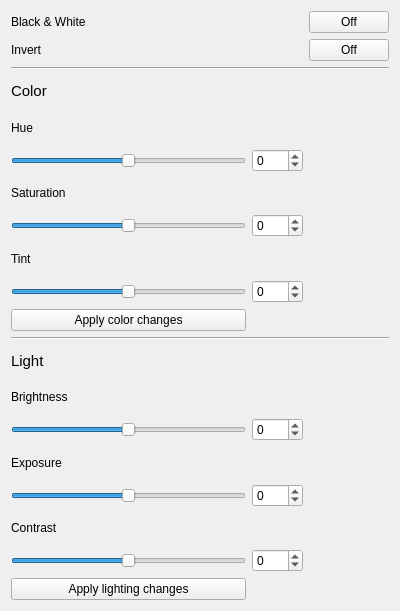
Above: Palette/ColorControls.ui from JosefNatanael/ThePhotoEditor before the change. Below: the same form after it.
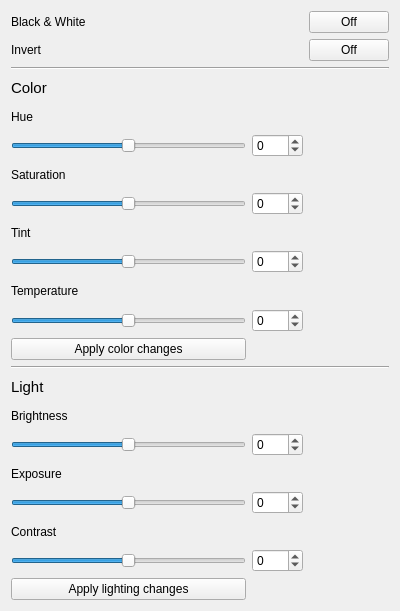
That is the form after the change.

Commit message: Added temperature and tint filters

```diff
--- a/Palette/ColorControls.ui
+++ b/Palette/ColorControls.ui
@@ -14,21 +14,22 @@
    <string>Form</string>
   </property>
   <layout class="QGridLayout" name="gridLayout">
-   <item row="16" column="1">
-    <widget class="QSpinBox" name="exposureSpinBox">
-     <property name="minimum">
-      <number>-50</number>
+   <item row="0" column="2">
+    <widget class="QPushButton" name="bnwButton">
+     <property name="text">
+      <string>Off</string>
      </property>
-     <property name="maximum">
-      <number>50</number>
+    </widget>
+   </item>
+   <item row="10" column="0">
+    <widget class="QLabel" name="temperatureLabel">
+     <property name="text">
+      <string>Temperature</string>
      </property>
-     <property name="value">
-      <number>0</number>
-     </property>
     </widget>
    </item>
-   <item row="16" column="0">
-    <widget class="QSlider" name="exposureSlider">
+   <item row="20" column="0">
+    <widget class="QSlider" name="contrastSlider">
      <property name="minimum">
       <number>-50</number>
      </property>
@@ -50,6 +51,62 @@
      </property>
     </widget>
    </item>
+   <item row="9" column="1">
+    <widget class="QSpinBox" name="tintSpinBox">
+     <property name="minimum">
+      <number>-100</number>
+     </property>
+     <property name="maximum">
+      <number>100</number>
+     </property>
+     <property name="value">
+      <number>0</number>
+     </property>
+    </widget>
+   </item>
+   <item row="1" column="2">
+    <widget class="QPushButton" name="invertButton">
+     <property name="text">
+      <string>Off</string>
+     </property>
+    </widget>
+   </item>
+   <item row="12" column="0">
+    <widget class="QPushButton" name="applyColorButton">
+     <property name="text">
+      <string>Apply color changes</string>
+     </property>
+    </widget>
+   </item>
+   <item row="16" column="0">
+    <widget class="QSlider" name="brightnessSlider">
+     <property name="minimum">
+      <number>-50</number>
+     </property>
+     <property name="maximum">
+      <number>50</number>
+     </property>
+     <property name="value">
+      <number>0</number>
+     </property>
+     <property name="orientation">
+      <enum>Qt::Horizontal</enum>
+     </property>
+    </widget>
+   </item>
+   <item row="20" column="1">
+    <widget class="QSpinBox" name="contrastSpinBox">
+     <property name="minimum">
+      <number>-50</number>
+     </property>
+     <property name="maximum">
+      <number>50</number>
+     </property>
+     <property name="value">
+      <number>0</number>
+     </property>
+    </widget>
+   </item>
    <item row="7" column="0">
     <widget class="QSlider" name="saturationSlider">
      <property name="minimum">
@@ -66,39 +123,6 @@
      </property>
     </widget>
    </item>
-   <item row="5" column="1">
-    <widget class="QSpinBox" name="hueSpinBox">
-     <property name="minimum">
-      <number>-180</number>
-     </property>
-     <property name="maximum">
-      <number>180</number>
-     </property>
-     <property name="value">
-      <number>0</number>
-     </property>
-    </widget>
-   </item>
-   <item row="13" column="0">
-    <widget class="QLabel" name="brightnessLabel">
-     <property name="text">
-      <string>Brightness</string>
-     </property>
-    </widget>
-   </item>
-   <item row="7" column="1">
-    <widget class="QSpinBox" name="saturationSpinBox">
-     <property name="minimum">
-      <number>-100</number>
-     </property>
-     <property name="maximum">
-      <number>100</number>
-     </property>
-     <property name="value">
-      <number>0</number>
-     </property>
-    </widget>
-   </item>
    <item row="3" column="0">
     <widget class="QLabel" name="colorLabel">
      <property name="font">
@@ -111,52 +135,6 @@
      </property>
     </widget>
    </item>
-   <item row="14" column="1">
-    <widget class="QSpinBox" name="brightnessSpinBox">
-     <property name="minimum">
-      <number>-50</number>
-     </property>
-     <property name="maximum">
-      <number>50</number>
-     </property>
-     <property name="value">
-      <number>0</number>
-     </property>
-    </widget>
-   </item>
-   <item row="0" column="0">
-    <widget class="QLabel" name="bnwLabel">
-     <property name="text">
-      <string>Black &amp; White</string>
-     </property>
-    </widget>
-   </item>
-   <item row="4" column="0">
-    <widget class="QLabel" name="hueLabel">
-     <property name="text">
-      <string>Hue</string>
-     </property>
-    </widget>
-   </item>
-   <item row="11" column="0" colspan="3">
-    <widget class="Line" name="separatorLine2">
-     <property name="orientation">
-      <enum>Qt::Horizontal</enum>
-     </property>
-    </widget>
-   </item>
-   <item row="12" column="0">
-    <widget class="QLabel" name="lightLabel">
-     <property name="font">
-      <font>
-       <pointsize>11</pointsize>
-      </font>
-     </property>
-     <property name="text">
-      <string>Light</string>
-     </property>
-    </widget>
-   </item>
    <item row="6" column="0">
     <widget class="QLabel" name="saturationLabel">
      <property name="text">
@@ -164,36 +142,6 @@
      </property>
     </widget>
    </item>
-   <item row="17" column="0">
-    <widget class="QLabel" name="contrastLabel">
-     <property name="text">
-      <string>Contrast</string>
-     </property>
-    </widget>
-   </item>
-   <item row="14" column="0">
-    <widget class="QSlider" name="brightnessSlider">
-     <property name="minimum">
-      <number>-50</number>
-     </property>
-     <property name="maximum">
-      <number>50</number>
-     </property>
-     <property name="value">
-      <number>0</number>
-     </property>
-     <property name="orientation">
-      <enum>Qt::Horizontal</enum>
-     </property>
-    </widget>
-   </item>
-   <item row="0" column="2">
-    <widget class="QPushButton" name="bnwButton">
-     <property name="text">
-      <string>Off</string>
-     </property>
-    </widget>
-   </item>
    <item row="8" column="0">
     <widget class="QLabel" name="tintLabel">
      <property name="text">
@@ -201,15 +149,8 @@
      </property>
     </widget>
    </item>
-   <item row="10" column="0">
-    <widget class="QPushButton" name="applyColorButton">
-     <property name="text">
-      <string>Apply color changes</string>
-     </property>
-    </widget>
-   </item>
-   <item row="9" column="1">
-    <widget class="QSpinBox" name="tintSpinBox">
+   <item row="18" column="1">
+    <widget class="QSpinBox" name="exposureSpinBox">
      <property name="minimum">
       <number>-50</number>
      </property>
@@ -221,26 +162,31 @@
      </property>
     </widget>
    </item>
+   <item row="13" column="0" colspan="3">
+    <widget class="Line" name="separatorLine2">
+     <property name="orientation">
+      <enum>Qt::Horizontal</enum>
+     </property>
+    </widget>
+   </item>
    <item row="15" column="0">
-    <widget class="QLabel" name="exposureLabel">
+    <widget class="QLabel" name="brightnessLabel">
      <property name="text">
-      <string>Exposure</string>
+      <string>Brightness</string>
      </property>
     </widget>
    </item>
-   <item row="5" column="0">
-    <widget class="QSlider" name="hueSlider">
-     <property name="minimum">
-      <number>-180</number>
+   <item row="21" column="0">
+    <widget class="QPushButton" name="applyLightingButton">
+     <property name="text">
+      <string>Apply lighting changes</string>
      </property>
-     <property name="maximum">
-      <number>180</number>
-     </property>
-     <property name="value">
-      <number>0</number>
-     </property>
-     <property name="orientation">
-      <enum>Qt::Horizontal</enum>
+    </widget>
+   </item>
+   <item row="4" column="0">
+    <widget class="QLabel" name="hueLabel">
+     <property name="text">
+      <string>Hue</string>
      </property>
     </widget>
    </item>
@@ -251,8 +197,37 @@
      </property>
     </widget>
    </item>
+   <item row="5" column="1">
+    <widget class="QSpinBox" name="hueSpinBox">
+     <property name="minimum">
+      <number>-180</number>
+     </property>
+     <property name="maximum">
+      <number>180</number>
+     </property>
+     <property name="value">
+      <number>0</number>
+     </property>
+    </widget>
+   </item>
+   <item row="5" column="0">
+    <widget class="QSlider" name="hueSlider">
+     <property name="minimum">
+      <number>-180</number>
+     </property>
+     <property name="maximum">
+      <number>180</number>
+     </property>
+     <property name="value">
+      <number>0</number>
+     </property>
+     <property name="orientation">
+      <enum>Qt::Horizontal</enum>
+     </property>
+    </widget>
+   </item>
    <item row="18" column="0">
-    <widget class="QSlider" name="contrastSlider">
+    <widget class="QSlider" name="exposureSlider">
      <property name="minimum">
       <number>-50</number>
      </property>
@@ -267,13 +242,52 @@
      </property>
     </widget>
    </item>
+   <item row="14" column="0">
+    <widget class="QLabel" name="lightLabel">
+     <property name="font">
+      <font>
+       <pointsize>11</pointsize>
+      </font>
+     </property>
+     <property name="text">
+      <string>Light</string>
+     </property>
+    </widget>
+   </item>
+   <item row="17" column="0">
+    <widget class="QLabel" name="exposureLabel">
+     <property name="text">
+      <string>Exposure</string>
+     </property>
+    </widget>
+   </item>
+   <item row="19" column="0">
+    <widget class="QLabel" name="contrastLabel">
+     <property name="text">
+      <string>Contrast</string>
+     </property>
+    </widget>
+   </item>
+   <item row="7" column="1">
+    <widget class="QSpinBox" name="saturationSpinBox">
+     <property name="minimum">
+      <number>-100</number>
+     </property>
+     <property name="maximum">
+      <number>100</number>
+     </property>
+     <property name="value">
+      <number>0</number>
+     </property>
+    </widget>
+   </item>
    <item row="9" column="0">
     <widget class="QSlider" name="tintSlider">
      <property name="minimum">
-      <number>-50</number>
+      <number>-100</number>
      </property>
      <property name="maximum">
-      <number>50</number>
+      <number>100</number>
      </property>
      <property name="value">
       <number>0</number>
@@ -283,15 +297,8 @@
      </property>
     </widget>
    </item>
-   <item row="1" column="2">
-    <widget class="QPushButton" name="invertButton">
-     <property name="text">
-      <string>Off</string>
-     </property>
-    </widget>
-   </item>
-   <item row="18" column="1">
-    <widget class="QSpinBox" name="contrastSpinBox">
+   <item row="16" column="1">
+    <widget class="QSpinBox" name="brightnessSpinBox">
      <property name="minimum">
       <number>-50</number>
      </property>
@@ -303,10 +310,33 @@
      </property>
     </widget>
    </item>
-   <item row="19" column="0">
-    <widget class="QPushButton" name="applyLightingButton">
+   <item row="0" column="0">
+    <widget class="QLabel" name="bnwLabel">
      <property name="text">
-      <string>Apply lighting changes</string>
+      <string>Black &amp; White</string>
+     </property>
+    </widget>
+   </item>
+   <item row="11" column="0">
+    <widget class="QSlider" name="temperatureSlider">
+     <property name="minimum">
+      <number>-100</number>
+     </property>
+     <property name="maximum">
+      <number>100</number>
+     </property>
+     <property name="orientation">
+      <enum>Qt::Horizontal</enum>
+     </property>
+    </widget>
+   </item>
+   <item row="11" column="1">
+    <widget class="QSpinBox" name="temperatureSpinBox">
+     <property name="minimum">
+      <number>-100</number>
+     </property>
+     <property name="maximum">
+      <number>100</number>
      </property>
     </widget>
    </item>
```
The commit also changes 5 other files.
